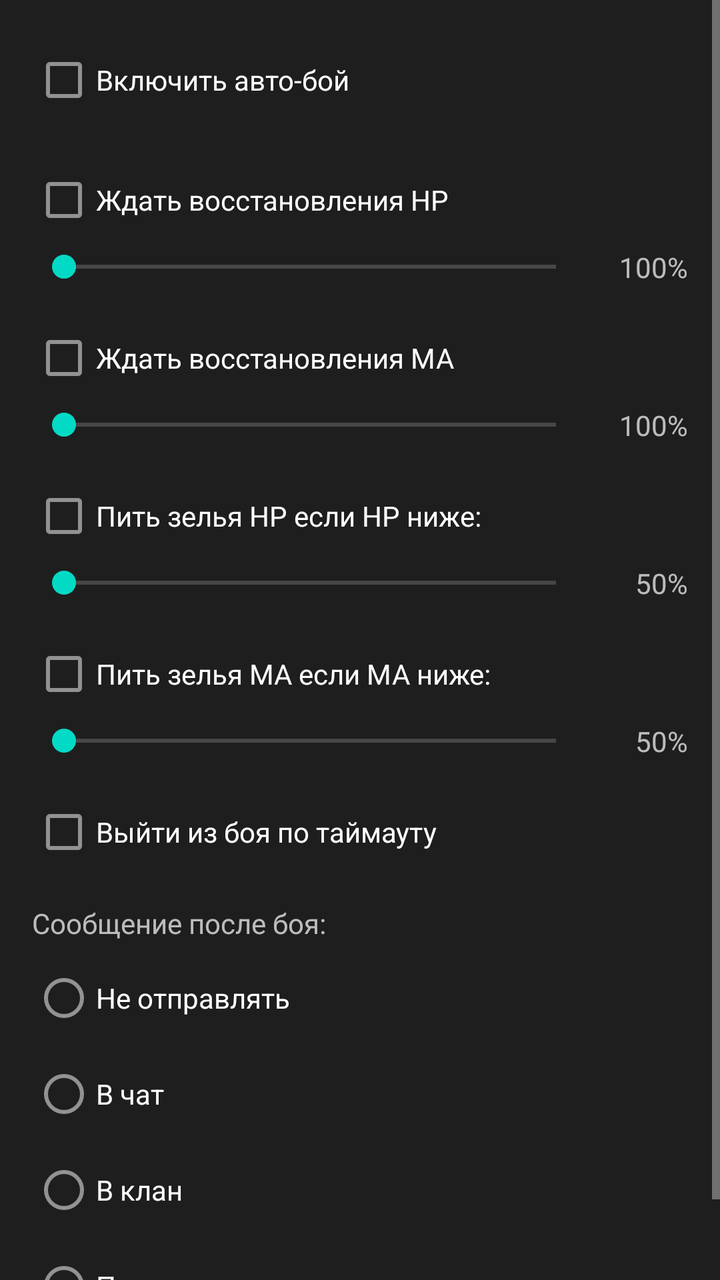
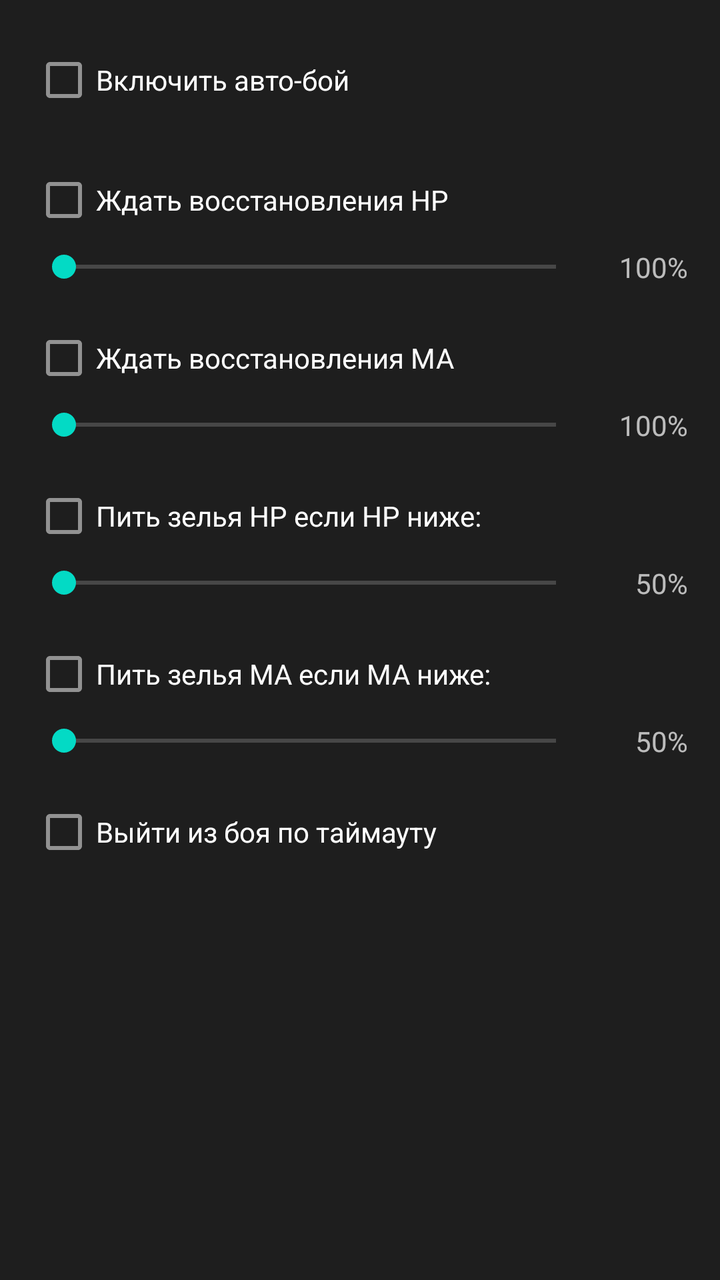

Compare the two renders of this Android layout. The source of the first and the diff that turns it into the second are given below.
<!-- AndroidManifest.xml: application theme Theme.ABClient -->
<!-- res/layout/tab_autoboi_general.xml -->
<?xml version="1.0" encoding="utf-8"?>
<ScrollView xmlns:android="http://schemas.android.com/apk/res/android"
    android:layout_width="match_parent"
    android:layout_height="match_parent"
    android:background="@color/ab_autoboi_bg"
    android:theme="@style/ThemeOverlay.MaterialComponents.Dark">

    <LinearLayout
        android:layout_width="match_parent"
        android:layout_height="wrap_content"
        android:orientation="vertical"
        android:padding="16dp">

        
        <CheckBox
            android:id="@+id/checkDoAutoboi"
            android:layout_width="match_parent"
            android:layout_height="wrap_content"
            android:text="Включить авто-бой"
            android:layout_marginBottom="12dp" />

        
        <CheckBox
            android:id="@+id/checkDoWaitHp"
            android:layout_width="match_parent"
            android:layout_height="wrap_content"
            android:text="Ждать восстановления HP" />

        <LinearLayout
            android:layout_width="match_parent"
            android:layout_height="wrap_content"
            android:orientation="horizontal"
            android:gravity="center_vertical"
            android:layout_marginBottom="12dp">

            <SeekBar
                android:id="@+id/seekWaitHp"
                android:layout_width="0dp"
                android:layout_height="wrap_content"
                android:layout_weight="1"
                android:max="100" />

            <TextView
                android:id="@+id/tvWaitHp"
                android:layout_width="50dp"
                android:layout_height="wrap_content"
                android:gravity="end"
                android:text="100%" />

        </LinearLayout>

        
        <CheckBox
            android:id="@+id/checkDoWaitMa"
            android:layout_width="match_parent"
            android:layout_height="wrap_content"
            android:text="Ждать восстановления MA" />

        <LinearLayout
            android:layout_width="match_parent"
            android:layout_height="wrap_content"
            android:orientation="horizontal"
            android:gravity="center_vertical"
            android:layout_marginBottom="12dp">

            <SeekBar
                android:id="@+id/seekWaitMa"
                android:layout_width="0dp"
                android:layout_height="wrap_content"
                android:layout_weight="1"
                android:max="100" />

            <TextView
                android:id="@+id/tvWaitMa"
                android:layout_width="50dp"
                android:layout_height="wrap_content"
                android:gravity="end"
                android:text="100%" />

        </LinearLayout>

        
        <CheckBox
            android:id="@+id/checkDoDrinkHp"
            android:layout_width="match_parent"
            android:layout_height="wrap_content"
            android:text="Пить зелья HP если HP ниже:" />

        <LinearLayout
            android:layout_width="match_parent"
            android:layout_height="wrap_content"
            android:orientation="horizontal"
            android:gravity="center_vertical"
            android:layout_marginBottom="12dp">

            <SeekBar
                android:id="@+id/seekDrinkHp"
                android:layout_width="0dp"
                android:layout_height="wrap_content"
                android:layout_weight="1"
                android:max="100" />

            <TextView
                android:id="@+id/tvDrinkHp"
                android:layout_width="50dp"
                android:layout_height="wrap_content"
                android:gravity="end"
                android:text="50%" />

        </LinearLayout>

        
        <CheckBox
            android:id="@+id/checkDoDrinkMa"
            android:layout_width="match_parent"
            android:layout_height="wrap_content"
            android:text="Пить зелья MA если MA ниже:" />

        <LinearLayout
            android:layout_width="match_parent"
            android:layout_height="wrap_content"
            android:orientation="horizontal"
            android:gravity="center_vertical"
            android:layout_marginBottom="12dp">

            <SeekBar
                android:id="@+id/seekDrinkMa"
                android:layout_width="0dp"
                android:layout_height="wrap_content"
                android:layout_weight="1"
                android:max="100" />

            <TextView
                android:id="@+id/tvDrinkMa"
                android:layout_width="50dp"
                android:layout_height="wrap_content"
                android:gravity="end"
                android:text="50%" />

        </LinearLayout>

        
        <CheckBox
            android:id="@+id/checkDoWinTimeout"
            android:layout_width="match_parent"
            android:layout_height="wrap_content"
            android:text="Выйти из боя по таймауту"
            android:layout_marginBottom="12dp" />

        
        <TextView
            android:layout_width="match_parent"
            android:layout_height="wrap_content"
            android:text="Сообщение после боя:"
            android:layout_marginBottom="4dp" />

        <RadioGroup
            android:id="@+id/radioGroupSay"
            android:layout_width="match_parent"
            android:layout_height="wrap_content">

            <RadioButton
                android:id="@+id/radioSayNo"
                android:layout_width="match_parent"
                android:layout_height="wrap_content"
                android:text="Не отправлять" />

            <RadioButton
                android:id="@+id/radioSayChat"
                android:layout_width="match_parent"
                android:layout_height="wrap_content"
                android:text="В чат" />

            <RadioButton
                android:id="@+id/radioSayClan"
                android:layout_width="match_parent"
                android:layout_height="wrap_content"
                android:text="В клан" />

            <RadioButton
                android:id="@+id/radioSayPair"
                android:layout_width="match_parent"
                android:layout_height="wrap_content"
                android:text="Приватом" />

        </RadioGroup>

    </LinearLayout>

</ScrollView>
<!-- resources referenced by this layout -->
<resources>
  <color name="ab_autoboi_bg">#1E1E1E</color>
  <style name="Theme.ABClient" parent="Theme.MaterialComponents.DayNight.DarkActionBar">
          
          <item name="colorPrimary">@color/purple_500</item>
          <item name="colorPrimaryVariant">@color/purple_700</item>
          <item name="colorOnPrimary">@color/white</item>
          
          <item name="colorSecondary">@color/teal_200</item>
          <item name="colorSecondaryVariant">@color/teal_700</item>
          <item name="colorOnSecondary">@color/black</item>
          
          <item name="android:statusBarColor" tools:targetApi="l">?attr/colorPrimaryVariant</item>
          
      </style>
  <color name="purple_500">#FF6200EE</color>
  <color name="purple_700">#FF3700B3</color>
  <color name="white">#FFFFFFFF</color>
  <color name="teal_200">#FF03DAC5</color>
  <color name="teal_700">#FF018786</color>
  <color name="black">#FF000000</color>
</resources>

<!-- the commit's change to res/layout/tab_autoboi_general.xml (unified diff, before → after) -->
@@ -147,44 +147,6 @@
             android:text="Выйти из боя по таймауту"
             android:layout_marginBottom="12dp" />
 
-        
-        <TextView
-            android:layout_width="match_parent"
-            android:layout_height="wrap_content"
-            android:text="Сообщение после боя:"
-            android:layout_marginBottom="4dp" />
-
-        <RadioGroup
-            android:id="@+id/radioGroupSay"
-            android:layout_width="match_parent"
-            android:layout_height="wrap_content">
-
-            <RadioButton
-                android:id="@+id/radioSayNo"
-                android:layout_width="match_parent"
-                android:layout_height="wrap_content"
-                android:text="Не отправлять" />
-
-            <RadioButton
-                android:id="@+id/radioSayChat"
-                android:layout_width="match_parent"
-                android:layout_height="wrap_content"
-                android:text="В чат" />
-
-            <RadioButton
-                android:id="@+id/radioSayClan"
-                android:layout_width="match_parent"
-                android:layout_height="wrap_content"
-                android:text="В клан" />
-
-            <RadioButton
-                android:id="@+id/radioSayPair"
-                android:layout_width="match_parent"
-                android:layout_height="wrap_content"
-                android:text="Приватом" />
-
-        </RadioGroup>
-
     </LinearLayout>
 
 </ScrollView>
